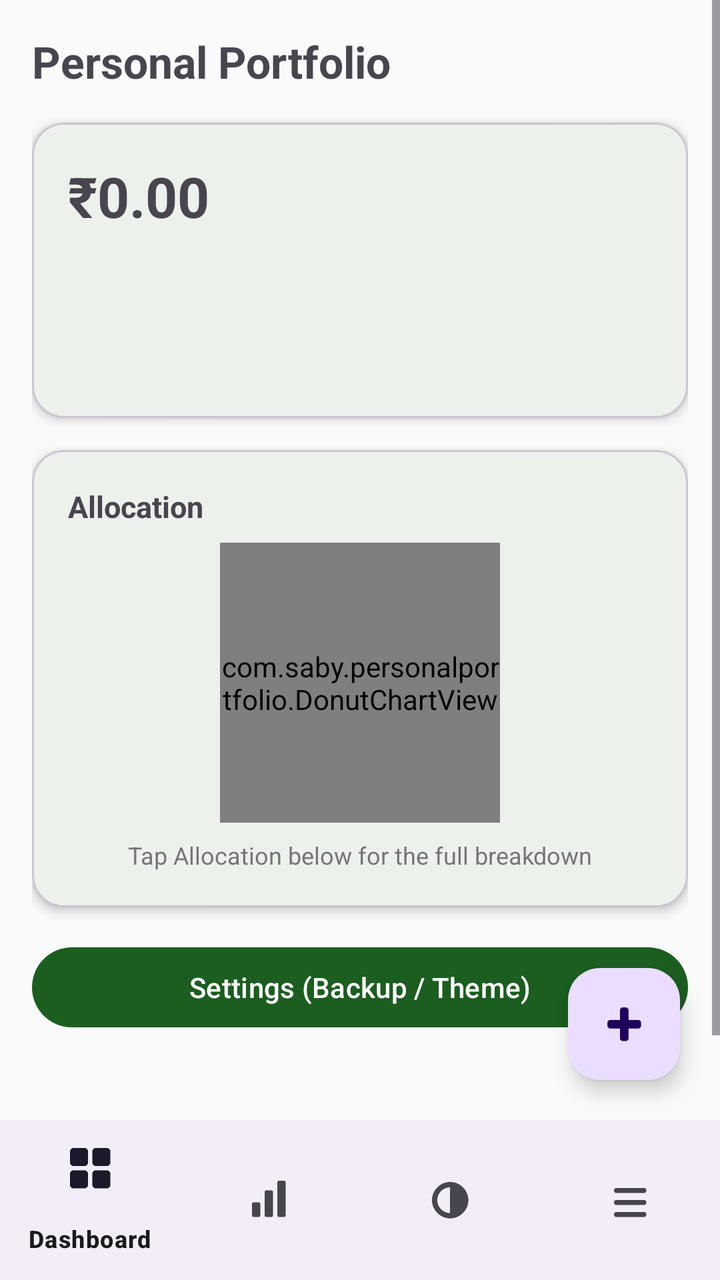
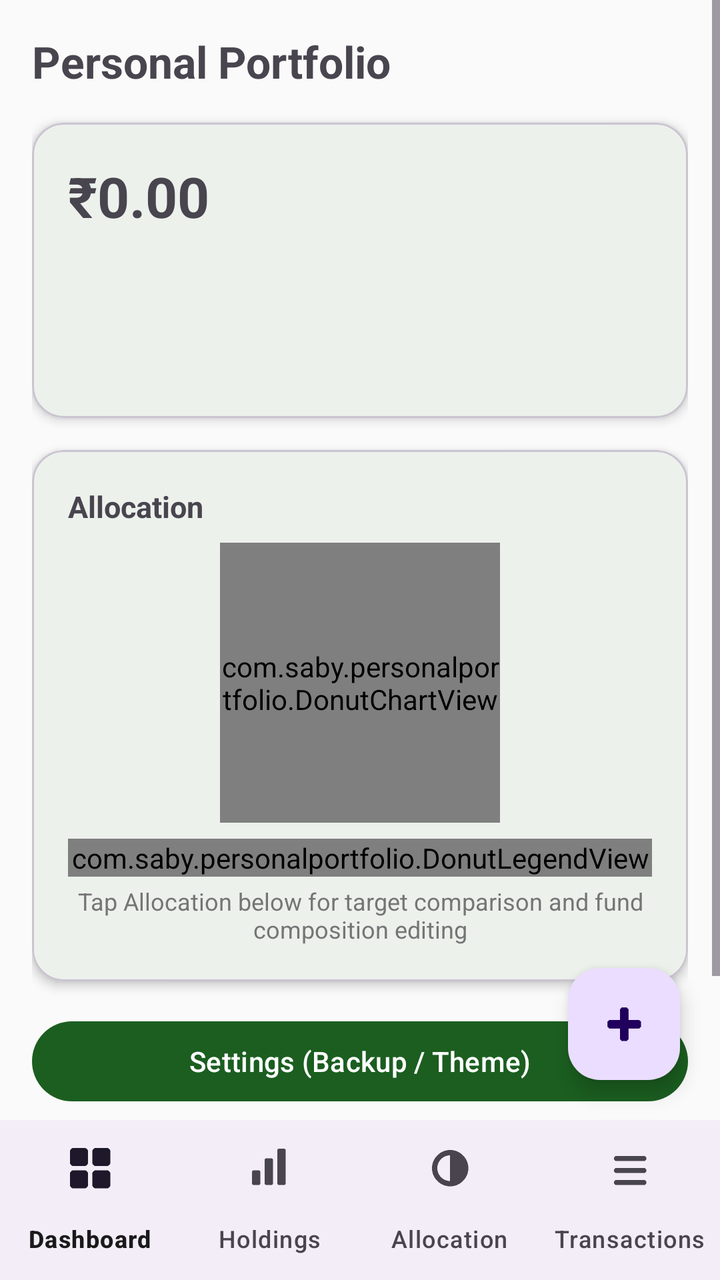

Screens rendered from an Android XML layout before and after an edit, with the pre-edit source and the edit as a unified diff.
<!-- AndroidManifest.xml: application theme Theme.PersonalPortfolio -->
<!-- res/layout/activity_main.xml -->
<?xml version="1.0" encoding="utf-8"?>
<LinearLayout xmlns:android="http://schemas.android.com/apk/res/android"
    xmlns:app="http://schemas.android.com/apk/res-auto"
    android:layout_width="match_parent"
    android:layout_height="match_parent"
    android:orientation="vertical">

    <FrameLayout
        android:layout_width="match_parent"
        android:layout_height="0dp"
        android:layout_weight="1">

        <ScrollView
            android:layout_width="match_parent"
            android:layout_height="match_parent">

            <LinearLayout
                android:layout_width="match_parent"
                android:layout_height="wrap_content"
                android:orientation="vertical"
                android:padding="16dp">

                <TextView
                    android:layout_width="match_parent"
                    android:layout_height="wrap_content"
                    android:text="Personal Portfolio"
                    android:textSize="22sp"
                    android:textStyle="bold" />

                <com.google.android.material.card.MaterialCardView
                    android:layout_width="match_parent"
                    android:layout_height="wrap_content"
                    android:layout_marginTop="16dp"
                    app:cardCornerRadius="16dp"
                    app:cardElevation="3dp">

                    <LinearLayout
                        android:layout_width="match_parent"
                        android:layout_height="wrap_content"
                        android:orientation="vertical"
                        android:padding="18dp">

                        <TextView
                            android:id="@+id/dashboardTotalValue"
                            android:layout_width="match_parent"
                            android:layout_height="wrap_content"
                            android:textSize="28sp"
                            android:textStyle="bold"
                            android:text="₹0.00" />

                        <TextView
                            android:id="@+id/dashboardGainLine"
                            android:layout_width="match_parent"
                            android:layout_height="wrap_content"
                            android:layout_marginTop="4dp"
                            android:textSize="15sp" />

                        <TextView
                            android:id="@+id/dashboardXirrLine"
                            android:layout_width="match_parent"
                            android:layout_height="wrap_content"
                            android:layout_marginTop="4dp"
                            android:textSize="15sp" />

                        <TextView
                            android:id="@+id/dashboardHoldingsCountLine"
                            android:layout_width="match_parent"
                            android:layout_height="wrap_content"
                            android:layout_marginTop="8dp"
                            android:textSize="13sp"
                            android:textColor="#757575" />

                    </LinearLayout>

                </com.google.android.material.card.MaterialCardView>

                <com.google.android.material.card.MaterialCardView
                    android:layout_width="match_parent"
                    android:layout_height="wrap_content"
                    android:layout_marginTop="16dp"
                    app:cardCornerRadius="16dp"
                    app:cardElevation="3dp">

                    <LinearLayout
                        android:layout_width="match_parent"
                        android:layout_height="wrap_content"
                        android:orientation="vertical"
                        android:gravity="center_horizontal"
                        android:padding="18dp">

                        <TextView
                            android:layout_width="match_parent"
                            android:layout_height="wrap_content"
                            android:text="Allocation"
                            android:textSize="15sp"
                            android:textStyle="bold" />

                        <com.saby.personalportfolio.DonutChartView
                            android:id="@+id/dashboardDonut"
                            android:layout_width="140dp"
                            android:layout_height="140dp"
                            android:layout_marginTop="8dp" />

                        <TextView
                            android:id="@+id/dashboardAllocationHint"
                            android:layout_width="match_parent"
                            android:layout_height="wrap_content"
                            android:layout_marginTop="8dp"
                            android:textSize="12sp"
                            android:textColor="#757575"
                            android:gravity="center"
                            android:text="Tap Allocation below for the full breakdown" />

                    </LinearLayout>

                </com.google.android.material.card.MaterialCardView>

                <Button
                    android:id="@+id/settingsButton"
                    android:layout_width="match_parent"
                    android:layout_height="wrap_content"
                    android:layout_marginTop="16dp"
                    android:text="Settings (Backup / Theme)" />

                
                <View
                    android:layout_width="match_parent"
                    android:layout_height="72dp" />

            </LinearLayout>

        </ScrollView>

        <com.google.android.material.floatingactionbutton.FloatingActionButton
            android:id="@+id/importFab"
            android:layout_width="wrap_content"
            android:layout_height="wrap_content"
            android:layout_gravity="bottom|end"
            android:layout_margin="20dp"
            android:contentDescription="Import CAS PDF"
            app:srcCompat="@drawable/ic_fab_add" />

    </FrameLayout>

    <com.google.android.material.bottomnavigation.BottomNavigationView
        android:id="@+id/bottomNav"
        android:layout_width="match_parent"
        android:layout_height="wrap_content"
        app:menu="@menu/bottom_nav_menu" />

</LinearLayout>
<!-- resources referenced by this layout -->
<resources>
  <!-- drawable ic_fab_add: png bitmap (drawable, 362 bytes) -->
  <style name="Theme.PersonalPortfolio" parent="Theme.Material3.DayNight.NoActionBar">
          <item name="colorPrimary">@color/colorPrimary</item>
          <item name="colorPrimaryVariant">@color/colorPrimaryVariant</item>
          <item name="colorOnPrimary">@color/colorOnPrimary</item>
  
          <item name="colorSecondary">@color/colorSecondary</item>
          <item name="colorOnSecondary">@color/colorOnSecondary</item>
  
          <item name="android:colorBackground">@color/colorBackground</item>
          <item name="colorOnBackground">@color/colorOnBackground</item>
  
          <item name="colorSurface">@color/colorSurface</item>
          <item name="colorOnSurface">@color/colorOnSurface</item>
  
          <item name="android:statusBarColor">@color/colorPrimaryVariant</item>
      </style>
  <color name="colorPrimary">#1B5E20</color>
  <color name="colorPrimaryVariant">#0D3B12</color>
  <color name="colorOnPrimary">#FFFFFF</color>
  <color name="colorSecondary">#00897B</color>
  <color name="colorOnSecondary">#FFFFFF</color>
  <color name="colorBackground">#FAFAFA</color>
  <color name="colorOnBackground">#1A1A1A</color>
  <color name="colorSurface">#FFFFFF</color>
  <color name="colorOnSurface">#1A1A1A</color>
</resources>

<!-- the commit's change to res/layout/activity_main.xml (unified diff, before → after) -->
@@ -101,15 +101,21 @@
                             android:layout_height="140dp"
                             android:layout_marginTop="8dp" />
 
+                        <com.saby.personalportfolio.DonutLegendView
+                            android:id="@+id/dashboardDonutLegend"
+                            android:layout_width="match_parent"
+                            android:layout_height="wrap_content"
+                            android:layout_marginTop="8dp" />
+
                         <TextView
                             android:id="@+id/dashboardAllocationHint"
                             android:layout_width="match_parent"
                             android:layout_height="wrap_content"
-                            android:layout_marginTop="8dp"
+                            android:layout_marginTop="4dp"
                             android:textSize="12sp"
                             android:textColor="#757575"
                             android:gravity="center"
-                            android:text="Tap Allocation below for the full breakdown" />
+                            android:text="Tap Allocation below for target comparison and fund composition editing" />
 
                     </LinearLayout>
 
@@ -146,6 +152,7 @@
         android:id="@+id/bottomNav"
         android:layout_width="match_parent"
         android:layout_height="wrap_content"
-        app:menu="@menu/bottom_nav_menu" />
+        app:menu="@menu/bottom_nav_menu"
+        app:labelVisibilityMode="labeled" />
 
 </LinearLayout>
